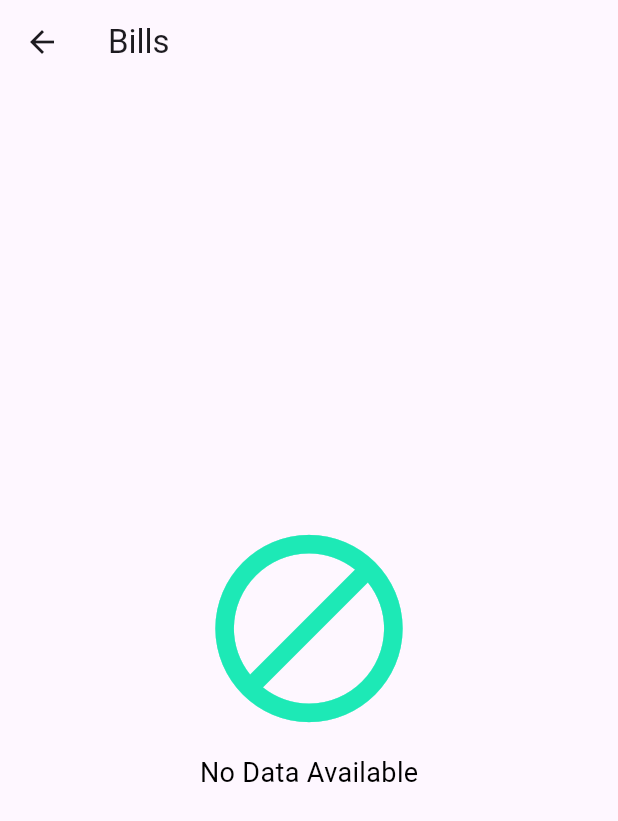
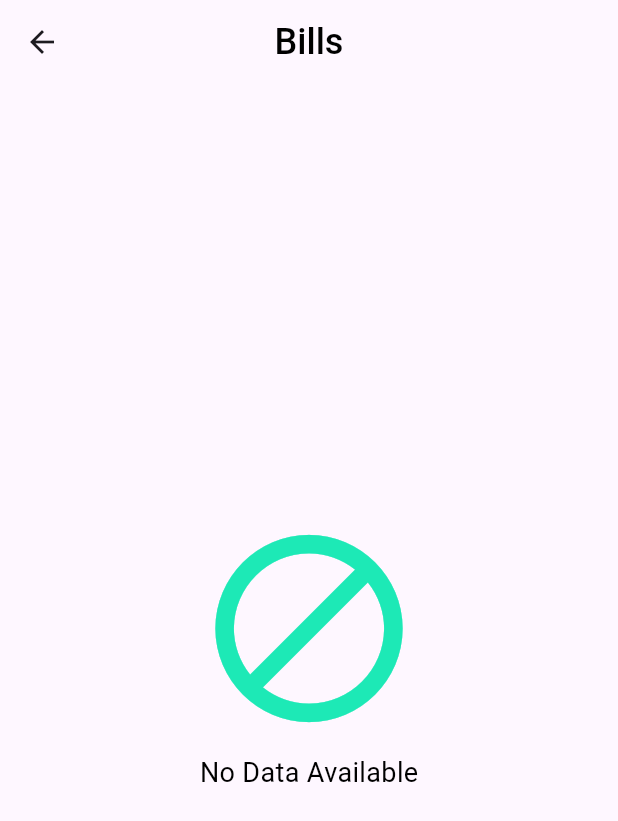
Before and after one commit to muhammadXainAhmad/expense_tracker_sqflite_provider, a Flutter app: the screen it shows after launch, after a tap on "Bills", on a phone screen of 412 x 824 dp. Shown: the top 821 px of the screen. Run offline on Flutter 3.47's test engine with Material 3 defaults, Android fonts, the phone set to English and light mode, and no system bars; our stand-ins replace another_flushbar, sqflite; accounts and stored records are empty.

Commit message:
categoryScreenCardUi

```diff
--- a/lib/Views/category_expense_screen.dart
+++ b/lib/Views/category_expense_screen.dart
@@ -18,7 +18,17 @@ class CategoryExpenseScreen extends StatelessWidget {
             .where((e) => e.category == categoryTitle)
             .toList();
     return Scaffold(
-      appBar: AppBar(title: Text(categoryTitle)),
+      appBar: AppBar(
+        centerTitle: true,
+        title: Text(
+          categoryTitle,
+          style: TextStyle(
+            color: Colors.black,
+            fontSize: 24,
+            fontWeight: FontWeight.w500,
+          ),
+        ),
+      ),
       body:
           filteredExpenses.isEmpty
               ? Center(
--- a/lib/Views/category_screen.dart
+++ b/lib/Views/category_screen.dart
@@ -18,15 +18,12 @@ class CategoryScreen extends StatelessWidget {
     return Scaffold(
       appBar: AppBar(
         centerTitle: true,
-        title: Column(children: [Text(r"$32,500.00"), Text("Total Balance")]),
-        actions: [Icon(Icons.notifications_none_rounded, size: 30)],
+        title: Column(children: [Text("Welcome")]),
       ),
 
       body: Column(
         children: [
           SizedBox(
-            width: double.infinity,
-            height: 200,
             child: Card(
               margin: EdgeInsets.all(32),
               shape: RoundedRectangleBorder(
@@ -35,7 +32,7 @@ class CategoryScreen extends StatelessWidget {
               elevation: 2,
               color: Colors.blue.shade900,
               child: Padding(
-                padding: const EdgeInsets.only(top: 20.0),
+                padding: const EdgeInsets.all(20),
                 child: Consumer<ExpenseProvider>(
                   builder: (context, provider, child) {
                     return Column(
@@ -46,20 +43,83 @@ class CategoryScreen extends StatelessWidget {
                         ),
                         Text(
                           "\$ ${provider.balance.toStringAsFixed(2)}",
-                          style: TextStyle(color: Colors.white, fontSize: 38),
+                          style: TextStyle(
+                            color: Colors.white,
+                            fontSize: 38,
+                            fontWeight: FontWeight.bold,
+                          ),
+                        ),
+                        Padding(
+                          padding: const EdgeInsets.only(top: 10.0),
+                          child: Row(
+                            mainAxisAlignment: MainAxisAlignment.spaceBetween,
+                            children: [
+                              Row(
+                                children: [
+                                  Icon(
+                                    Icons.arrow_circle_down_rounded,
+                                    size: 40,
+                                    color: Colors.greenAccent.shade400,
+                                  ),
+                                  SizedBox(width: 8),
+                                  Column(
+                                    crossAxisAlignment:
+                                        CrossAxisAlignment.start,
+                                    children: [
+                                      Text(
+                                        "Income",
+                                        style: TextStyle(
+                                          color: Colors.white,
+                                          fontSize: 16,
+                                        ),
+                                      ),
+                                      Text(
+                                        provider.totalIncome.toStringAsFixed(2),
+                                        style: TextStyle(
+                                          color: Colors.white,
+                                          fontSize: 18,
+                                          fontWeight: FontWeight.bold,
+                                        ),
+                                      ),
+                                    ],
+                                  ),
+                                ],
                               ),
                               Row(
-                          mainAxisAlignment: MainAxisAlignment.spaceAround,
+                                children: [
+                                  Icon(
+                                    Icons.arrow_circle_up_rounded,
+                                    size: 40,
+                                    color: Colors.red,
+                                  ),
+                                  SizedBox(width: 8),
+                                  Column(
+                                    crossAxisAlignment:
+                                        CrossAxisAlignment.start,
                                     children: [
                                       Text(
-                              'Total Income: \$${provider.totalIncome.toStringAsFixed(2)}',
-                              style: TextStyle(color: Colors.white),
+                                        "Expense",
+                                        style: TextStyle(
+                                          color: Colors.white,
+                                          fontSize: 16,
+                                        ),
                                       ),
                                       Text(
-                              "Total Expenses: \$${provider.totalExpense.toStringAsFixed(2)}",
-                              style: TextStyle(color: Colors.white),
+                                        provider.totalExpense.toStringAsFixed(
+                                          2,
+                                        ),
+                                        style: TextStyle(
+                                          color: Colors.white,
+                                          fontSize: 18,
+                                          fontWeight: FontWeight.bold,
+                                        ),
                                       ),
                                     ],
+                                  ),
+                                ],
+                              ),
+                            ],
+                          ),
                         ),
                       ],
                     );
```
Lines whose indentation alone changed are shown as unchanged.
